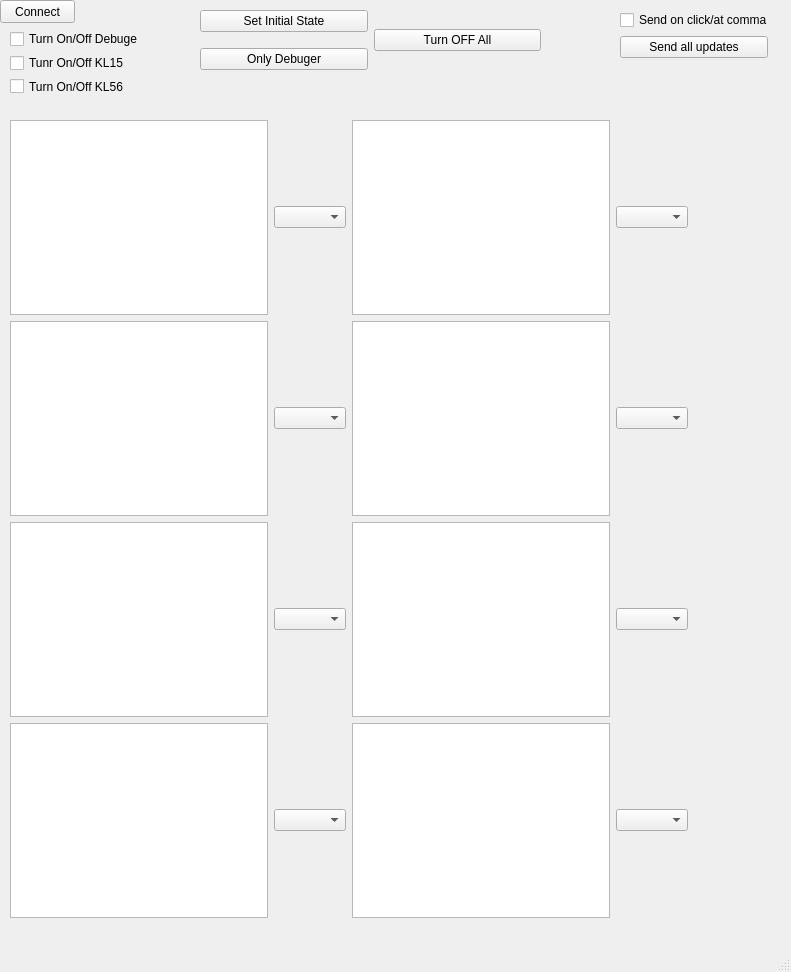
Before: the Qt Designer form Software/DesktopApp/RelayControl/mainwindow.ui in burmistrok/RelayControl, drawn with Qt 5.
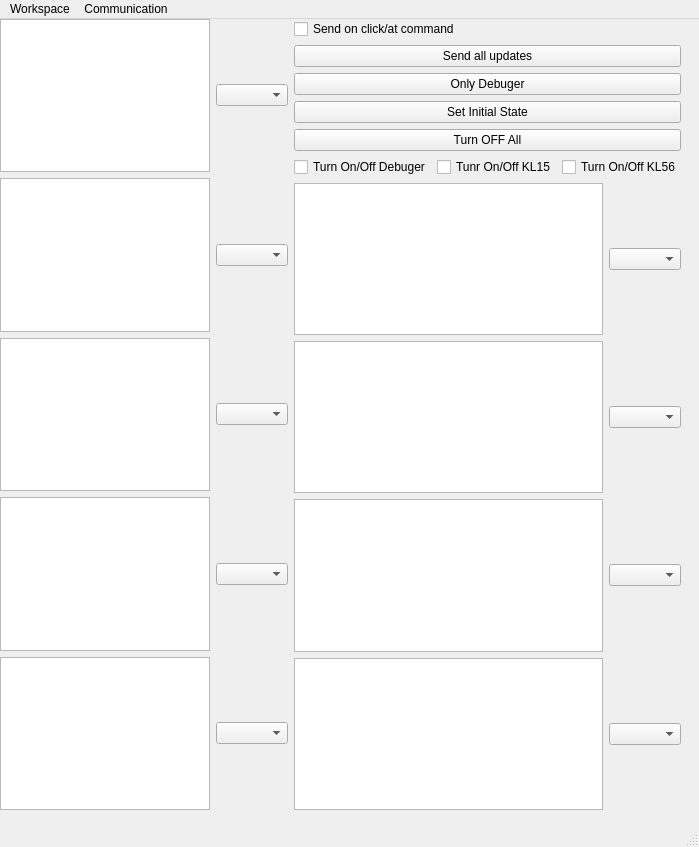
After: the same form once the commit is applied.

The edit to the form file:
```diff
--- a/Software/DesktopApp/RelayControl/mainwindow.ui
+++ b/Software/DesktopApp/RelayControl/mainwindow.ui
@@ -6,93 +6,21 @@
    <rect>
     <x>0</x>
     <y>0</y>
-    <width>791</width>
-    <height>972</height>
+    <width>699</width>
+    <height>847</height>
    </rect>
   </property>
   <property name="windowTitle">
    <string>MainWindow</string>
   </property>
   <widget class="QWidget" name="centralwidget">
-   <widget class="QPushButton" name="CommConnect">
+   <widget class="QWidget" name="layoutWidget">
     <property name="geometry">
      <rect>
       <x>0</x>
       <y>0</y>
-      <width>75</width>
-      <height>23</height>
-     </rect>
-    </property>
-    <property name="text">
-     <string>Connect</string>
-    </property>
-   </widget>
-   <widget class="QWidget" name="layoutWidget">
-    <property name="geometry">
-     <rect>
-      <x>620</x>
-      <y>10</y>
-      <width>148</width>
-      <height>48</height>
-     </rect>
-    </property>
-    <layout class="QVBoxLayout" name="verticalLayout">
-     <item>
-      <widget class="QCheckBox" name="UpdBoxSts">
-       <property name="text">
-        <string>Send on click/at command</string>
-       </property>
-      </widget>
-     </item>
-     <item>
-      <widget class="QPushButton" name="SendUpdates">
-       <property name="text">
-        <string>Send all updates</string>
-       </property>
-      </widget>
-     </item>
-    </layout>
-   </widget>
-   <widget class="QWidget" name="layoutWidget">
-    <property name="geometry">
-     <rect>
-      <x>10</x>
-      <y>30</y>
-      <width>128</width>
-      <height>65</height>
-     </rect>
-    </property>
-    <layout class="QVBoxLayout" name="verticalLayout_2">
-     <item>
-      <widget class="QCheckBox" name="BoxDebuger">
-       <property name="text">
-        <string>Turn On/Off Debuger</string>
-       </property>
-      </widget>
-     </item>
-     <item>
-      <widget class="QCheckBox" name="BoxKL15">
-       <property name="text">
-        <string>Tunr On/Off KL15</string>
-       </property>
-      </widget>
-     </item>
-     <item>
-      <widget class="QCheckBox" name="BoxKL56">
-       <property name="text">
-        <string>Turn On/Off KL56</string>
-       </property>
-      </widget>
-     </item>
-    </layout>
-   </widget>
-   <widget class="QWidget" name="">
-    <property name="geometry">
-     <rect>
-      <x>10</x>
-      <y>120</y>
-      <width>678</width>
-      <height>798</height>
+      <width>681</width>
+      <height>791</height>
      </rect>
     </property>
     <layout class="QHBoxLayout" name="horizontalLayout_9">
@@ -138,10 +66,84 @@
          </item>
         </layout>
        </item>
+       <item>
+        <layout class="QHBoxLayout" name="horizontalLayout_12">
+         <item>
+          <widget class="QPlainTextEdit" name="ErrPos1_5"/>
+         </item>
+         <item>
+          <widget class="QComboBox" name="comboBoxErr1_5"/>
+         </item>
+        </layout>
+       </item>
       </layout>
      </item>
      <item>
       <layout class="QVBoxLayout" name="verticalLayout_4">
+       <item>
+        <layout class="QVBoxLayout" name="verticalLayout">
+         <item>
+          <widget class="QCheckBox" name="UpdBoxSts">
+           <property name="text">
+            <string>Send on click/at command</string>
+           </property>
+          </widget>
+         </item>
+         <item>
+          <widget class="QPushButton" name="SendUpdates">
+           <property name="text">
+            <string>Send all updates</string>
+           </property>
+          </widget>
+         </item>
+         <item>
+          <widget class="QPushButton" name="OnlyDbgButton">
+           <property name="text">
+            <string>Only Debuger</string>
+           </property>
+          </widget>
+         </item>
+         <item>
+          <widget class="QPushButton" name="setInitStsButton">
+           <property name="text">
+            <string>Set Initial State</string>
+           </property>
+          </widget>
+         </item>
+         <item>
+          <widget class="QPushButton" name="turnOffAllButton">
+           <property name="text">
+            <string>Turn OFF All</string>
+           </property>
+          </widget>
+         </item>
+         <item>
+          <layout class="QHBoxLayout" name="horizontalLayout_10">
+           <item>
+            <widget class="QCheckBox" name="BoxDebuger">
+             <property name="text">
+              <string>Turn On/Off Debuger</string>
+             </property>
+            </widget>
+           </item>
+           <item>
+            <widget class="QCheckBox" name="BoxKL15">
+             <property name="text">
+              <string>Tunr On/Off KL15</string>
+             </property>
+            </widget>
+           </item>
+           <item>
+            <widget class="QCheckBox" name="BoxKL56">
+             <property name="text">
+              <string>Turn On/Off KL56</string>
+             </property>
+            </widget>
+           </item>
+          </layout>
+         </item>
+        </layout>
+       </item>
        <item>
         <layout class="QHBoxLayout" name="horizontalLayout_5">
          <item>
@@ -186,53 +188,30 @@
      </item>
     </layout>
    </widget>
-   <widget class="QWidget" name="">
-    <property name="geometry">
-     <rect>
-      <x>200</x>
-      <y>0</y>
-      <width>341</width>
-      <height>81</height>
-     </rect>
-    </property>
-    <layout class="QHBoxLayout" name="horizontalLayout_10">
-     <item>
-      <layout class="QVBoxLayout" name="verticalLayout_5">
-       <item>
-        <widget class="QPushButton" name="setInitStsButton">
-         <property name="text">
-          <string>Set Initial State</string>
-         </property>
-        </widget>
-       </item>
-       <item>
-        <widget class="QPushButton" name="OnlyDbgButton">
-         <property name="text">
-          <string>Only Debuger</string>
-         </property>
-        </widget>
-       </item>
-      </layout>
-     </item>
-     <item>
-      <widget class="QPushButton" name="turnOffAllButton">
-       <property name="text">
-        <string>Turn OFF All</string>
-       </property>
-      </widget>
-     </item>
-    </layout>
-   </widget>
   </widget>
   <widget class="QMenuBar" name="menubar">
    <property name="geometry">
     <rect>
      <x>0</x>
      <y>0</y>
-     <width>791</width>
+     <width>699</width>
      <height>21</height>
     </rect>
    </property>
+   <widget class="QMenu" name="menuWorkspace">
+    <property name="title">
+     <string>Workspace</string>
+    </property>
+    <addaction name="actionSave"/>
+   </widget>
+   <widget class="QMenu" name="menuCommunication">
+    <property name="title">
+     <string>Communication</string>
+    </property>
+    <addaction name="actionConnect"/>
+   </widget>
+   <addaction name="menuWorkspace"/>
+   <addaction name="menuCommunication"/>
   </widget>
   <widget class="QStatusBar" name="statusbar"/>
  </widget>
```
Left out of the diff: 10 changed lines with no effect on the pictures.
